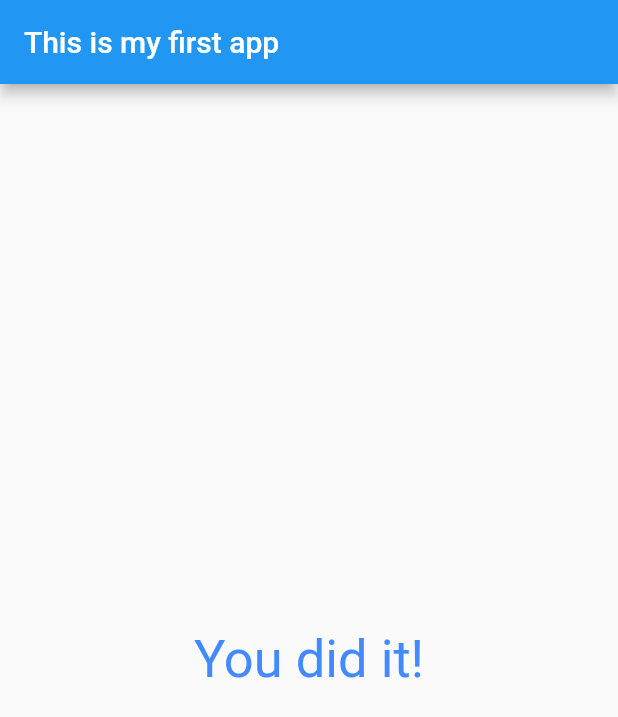
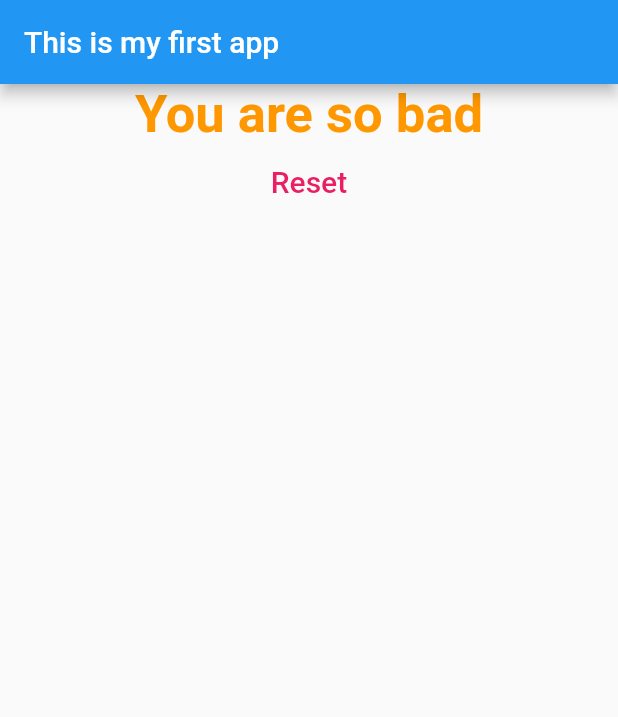
Before and after one commit to MohamedFaalil/flutter_basic_app, a Flutter app: the screen it shows after launch, after a tap on "Black", after a tap on "Horse", after a tap on "Krish", on a phone screen of 412 x 824 dp. Shown: the top 717 px of the screen. Run offline on Flutter 3.47's test engine with Material 2 defaults, Android fonts, the phone set to English and light mode, and no system bars.

Commit message:
completed styling

```diff
--- a/lib/answer.dart
+++ b/lib/answer.dart
@@ -1,12 +1,11 @@
-import 'package:flutter/src/foundation/key.dart';
-import 'package:flutter/src/widgets/framework.dart';
-
 import 'package:flutter/material.dart';
 
 class Answer extends StatelessWidget {
   final Function selectHandler;
   final String answerText;
-  const Answer(this.selectHandler, this.answerText, {Key? key})
+  final double answerScore;
+  const Answer(this.selectHandler, this.answerText, this.answerScore,
+      {Key? key})
       : super(key: key);
 
   @override
@@ -15,7 +14,7 @@ class Answer extends StatelessWidget {
       width: double.infinity,
       child: ElevatedButton(
         onPressed: () {
-          selectHandler();
+          selectHandler(answerScore);
         },
         child: Text(answerText),
       ),
--- a/lib/main.dart
+++ b/lib/main.dart
@@ -1,12 +1,12 @@
+import 'package:basic_app/result.dart';
 import 'package:flutter/material.dart';
-import './question.dart';
-import './answer.dart';
+import './quiz.dart';
 
 // void main(List<String> args) {
 //   runApp(BasicApp());
 // }
 
-void main() => runApp(BasicApp());
+void main() => runApp(const BasicApp());
 
 class BasicApp extends StatefulWidget {
   const BasicApp({Key? key}) : super(key: key);
@@ -24,37 +24,88 @@ class _BasicAppState extends State<BasicApp> {
     {
       'questionText': "What's your favorite color?",
       'answers': [
-        'Black',
-        'Red',
-        'Green',
-        'White',
+        {
+          'text': 'Black',
+          'score': 13,
+        },
+        {
+          'text': 'Red',
+          'score': 27,
+        },
+        {
+          'text': 'Green',
+          'score': 35,
+        },
+        {
+          'text': 'White',
+          'score': 25,
+        },
       ],
     },
     {
       'questionText': "What's your favorite animal?",
       'answers': [
-        'Cat',
-        'Horse',
-        'Tiger',
-        'Rabbit',
-        'Elephant',
+        {
+          'text': 'Cat',
+          'score': 30,
+        },
+        {
+          'text': 'Horse',
+          'score': 20,
+        },
+        {
+          'text': 'Tiger',
+          'score': 10,
+        },
+        {
+          'text': 'Rabbit',
+          'score': 30,
+        },
+        {
+          'text': 'Elephant',
+          'score': 10,
+        },
       ],
     },
     {
       'questionText': "What's your favorite instructor?",
       'answers': [
-        'Max',
-        'Mosh',
-        'Krish',
-        'Caleb',
-        'Navin',
+        {
+          'text': 'Max',
+          'score': 25,
+        },
+        {
+          'text': 'Mosh',
+          'score': 25,
+        },
+        {
+          'text': 'Krish',
+          'score': 10,
+        },
+        {
+          'text': 'Caleb',
+          'score': 25,
+        },
+        {
+          'text': 'Navin',
+          'score': 15,
+        },
       ],
     },
   ];
   var _questionIndex = 0;
-  void _answerQuestion() {
+  double _totalScore = 0.0;
+  void _answerQuestion(double selected_answers_score) {
     setState(() {
       _questionIndex += 1;
+      _totalScore += selected_answers_score;
+    });
+  }
+
+  void _resetQuiz() {
+    setState(() {
+      _questionIndex = 0;
+      _totalScore = 0;
     });
   }
 
@@ -77,24 +128,8 @@ class _BasicAppState extends State<BasicApp> {
           title: const Text('This is my first app'),
         ),
         body: _questions.length > _questionIndex
-            ? Column(
-                children: [
-                  Question(
-                    questionText:
-                        (_questions[_questionIndex]['questionText'] as String),
-                  ),
-                  ...(_questions[_questionIndex]['answers'] as List)
-                      .map((eachAnswer) {
-                    return Answer(_answerQuestion, eachAnswer);
-                  }).toList(),
-                ],
-              )
-            : const Center(
-                child: Text(
-                  "You did it!",
-                  style: TextStyle(fontSize: 35, color: Colors.blueAccent),
-                ),
-              ),
+            ? Quiz(_questions, _questionIndex, _answerQuestion)
+            : Result(_totalScore, _resetQuiz),
       ),
     );
   }
--- a/lib/question.dart
+++ b/lib/question.dart
@@ -1,6 +1,3 @@
-import 'package:flutter/src/foundation/key.dart';
-import 'package:flutter/src/widgets/framework.dart';
-
 import 'package:flutter/material.dart';
 
 class Question extends StatelessWidget {
--- /dev/null
+++ b/lib/quiz.dart
@@ -0,0 +1,30 @@
+import 'package:flutter/material.dart';
+
+import 'question.dart';
+import 'answer.dart';
+
+class Quiz extends StatelessWidget {
+  final List<Map<String, dynamic>> _questions;
+  final int _questionIndex;
+  final Function _answerQuestion;
+  const Quiz(this._questions, this._questionIndex, this._answerQuestion,
+      {Key? key})
+      : super(key: key);
+
+  @override
+  Widget build(BuildContext context) {
+    return Column(
+      children: [
+        Question(
+          questionText: (_questions[_questionIndex]['questionText'] as String),
+        ),
+        ...(_questions[_questionIndex]['answers'] as List<Map<String, Object>>)
+            .map((each) {
+          var answer = (each as Map);
+          return Answer(
+              _answerQuestion, answer['text'], answer['score'].toDouble());
+        }).toList(),
+      ],
+    );
+  }
+}
--- /dev/null
+++ b/lib/result.dart
@@ -0,0 +1,51 @@
+import 'package:flutter/material.dart';
+
+class Result extends StatelessWidget {
+  final double totalScore;
+  final void Function() resetHandler;
+  const Result(this.totalScore, this.resetHandler, {Key? key})
+      : super(key: key);
+
+  String get resultPhrase {
+    String text;
+    if (totalScore >= 80) {
+      text = "You are awesome and perfect";
+    } else if (totalScore >= 65) {
+      text = "You are pretty likable";
+    } else if (totalScore >= 45) {
+      text = "You are good";
+    } else {
+      text = "You are so bad";
+    }
+    return text;
+  }
+
+  @override
+  Widget build(BuildContext context) {
+    return Center(
+      child: Column(
+        children: [
+          Text(
+            resultPhrase,
+            style: const TextStyle(
+              fontSize: 35,
+              color: Colors.orange,
+              fontWeight: FontWeight.bold,
+            ),
+            textAlign: TextAlign.center,
+          ),
+          TextButton(
+            onPressed: resetHandler,
+            child: const Text(
+              "Reset",
+              style: TextStyle(
+                fontSize: 20,
+                color: Colors.pink,
+              ),
+            ),
+          )
+        ],
+      ),
+    );
+  }
+}
```
